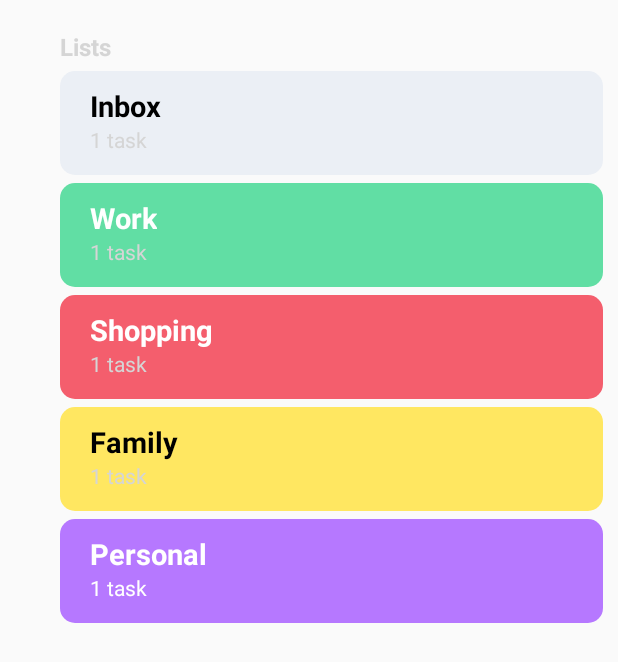
After one commit to IhorYachmenov/ToDo_App, an Android app: the layout layout_list_category.xml on its own in the app's theme, with its tools: preview values and no code run, on a phone screen of 412 x 824 dp. The commit adds this screen. Shown: the top 662 px of the screen. Run offline under Robolectric (Android 15) with nearby library versions, the phone set to English and light mode, and no system bars.

Commit message:
Created list category layout.

```diff
--- a/app/src/main/java/com/example/todoapp/view/ToDoActivity.java
+++ b/app/src/main/java/com/example/todoapp/view/ToDoActivity.java
@@ -5,7 +5,6 @@ import android.graphics.Color;
 import android.graphics.drawable.ColorDrawable;
 import android.os.Bundle;
 import android.view.Menu;
-import android.view.MotionEvent;
 import android.view.View;
 import android.view.Window;
 
@@ -13,8 +12,6 @@ import androidx.annotation.Nullable;
 
 import androidx.appcompat.app.AppCompatActivity;
 
-import androidx.appcompat.widget.Toolbar;
-import androidx.constraintlayout.widget.ConstraintLayout;
 import androidx.databinding.DataBindingUtil;
 
 import com.example.todoapp.R;
--- /dev/null
+++ b/app/src/main/res/drawable/shape_rectangle_task_family.xml
@@ -0,0 +1,6 @@
+<?xml version="1.0" encoding="utf-8"?>
+<shape android:shape="rectangle"
+    xmlns:android="http://schemas.android.com/apk/res/android">
+    <solid android:color="@color/family_label_color" />
+    <corners android:radius="10dp"/>
+</shape>
--- /dev/null
+++ b/app/src/main/res/drawable/shape_rectangle_task_inbox.xml
@@ -0,0 +1,6 @@
+<?xml version="1.0" encoding="utf-8"?>
+<shape android:shape="rectangle"
+    xmlns:android="http://schemas.android.com/apk/res/android">
+    <solid android:color="@color/inbox_label_color" />
+    <corners android:radius="10dp"/>
+</shape>
--- /dev/null
+++ b/app/src/main/res/drawable/shape_rectangle_task_personal.xml
@@ -0,0 +1,6 @@
+<?xml version="1.0" encoding="utf-8"?>
+<shape android:shape="rectangle"
+    xmlns:android="http://schemas.android.com/apk/res/android">
+    <solid android:color="@color/personal_label_color" />
+    <corners android:radius="10dp"/>
+</shape>
--- /dev/null
+++ b/app/src/main/res/drawable/shape_rectangle_task_shopping.xml
@@ -0,0 +1,6 @@
+<?xml version="1.0" encoding="utf-8"?>
+<shape android:shape="rectangle"
+    xmlns:android="http://schemas.android.com/apk/res/android">
+    <solid android:color="@color/shopping_label_color" />
+    <corners android:radius="10dp"/>
+</shape>
--- /dev/null
+++ b/app/src/main/res/drawable/shape_rectangle_task_work.xml
@@ -0,0 +1,6 @@
+<?xml version="1.0" encoding="utf-8"?>
+<shape android:shape="rectangle"
+    xmlns:android="http://schemas.android.com/apk/res/android">
+    <solid android:color="@color/work_label_color" />
+    <corners android:radius="10dp"/>
+</shape>
--- /dev/null
+++ b/app/src/main/res/layout/layout_list_category.xml
@@ -0,0 +1,222 @@
+<?xml version="1.0" encoding="utf-8"?>
+<androidx.constraintlayout.widget.ConstraintLayout
+    xmlns:android="http://schemas.android.com/apk/res/android"
+    xmlns:app="http://schemas.android.com/apk/res-auto"
+    android:id="@+id/layout_list_category"
+    android:layout_width="match_parent"
+    android:layout_height="match_parent">
+
+    <androidx.constraintlayout.widget.ConstraintLayout
+        android:id="@+id/list_category_label"
+        android:layout_width="wrap_content"
+        android:layout_height="wrap_content"
+        android:layout_marginLeft="@dimen/margin_big"
+        android:layout_marginTop="@dimen/margin_default"
+        android:layout_marginBottom="@dimen/margin_default"
+        app:layout_constraintStart_toStartOf="parent"
+        app:layout_constraintTop_toTopOf="parent">
+
+        <TextView
+
+            android:layout_width="wrap_content"
+            android:layout_height="wrap_content"
+            android:text="@string/list_category_name"
+            android:textColor="@color/grey"
+            android:textSize="@dimen/fons_size_list_category_label"
+            android:textStyle="bold"
+            app:layout_constraintStart_toStartOf="parent"
+            app:layout_constraintTop_toTopOf="parent" />
+
+    </androidx.constraintlayout.widget.ConstraintLayout>
+
+    <androidx.constraintlayout.widget.ConstraintLayout
+        android:id="@+id/inbox_category"
+        android:layout_width="match_parent"
+        android:layout_height="69dp"
+        android:layout_marginLeft="@dimen/margin_big"
+        android:layout_marginTop="@dimen/margin_small"
+        android:layout_marginRight="@dimen/margin_medium"
+        android:background="@drawable/shape_rectangle_task_inbox"
+        app:layout_constraintEnd_toEndOf="parent"
+        app:layout_constraintStart_toStartOf="parent"
+        app:layout_constraintTop_toBottomOf="@id/list_category_label">
+
+        <TextView
+            android:id="@+id/inbox_task_label"
+            android:layout_width="wrap_content"
+            android:layout_height="wrap_content"
+            android:layout_marginLeft="@dimen/margin_default"
+            android:layout_marginTop="@dimen/margin_medium"
+            android:text="@string/inbox_label"
+            android:textColor="@color/black"
+            android:textSize="@dimen/font_list_label_name"
+            android:textStyle="bold"
+            app:layout_constraintStart_toStartOf="parent"
+            app:layout_constraintTop_toTopOf="parent" />
+
+        <TextView
+            android:id="@+id/inbox_task_number"
+            android:layout_width="wrap_content"
+            android:layout_height="wrap_content"
+            android:layout_marginLeft="@dimen/margin_default"
+            android:text="1 task"
+            android:textColor="@color/grey"
+            android:textSize="@dimen/font_list_label_task"
+            app:layout_constraintStart_toStartOf="parent"
+            app:layout_constraintTop_toBottomOf="@id/inbox_task_label" />
+
+    </androidx.constraintlayout.widget.ConstraintLayout>
+
+    <androidx.constraintlayout.widget.ConstraintLayout
+        android:id="@+id/work_category"
+        android:layout_width="match_parent"
+        android:layout_height="69dp"
+        android:layout_marginLeft="@dimen/margin_big"
+        android:layout_marginTop="@dimen/margin_small"
+        android:layout_marginRight="@dimen/margin_medium"
+        android:background="@drawable/shape_rectangle_task_work"
+        app:layout_constraintEnd_toEndOf="parent"
+        app:layout_constraintStart_toStartOf="parent"
+        app:layout_constraintTop_toBottomOf="@id/inbox_category">
+
+        <TextView
+            android:id="@+id/work_task_label"
+            android:layout_width="wrap_content"
+            android:layout_height="wrap_content"
+            android:layout_marginLeft="@dimen/margin_default"
+            android:layout_marginTop="@dimen/margin_medium"
+            android:text="@string/work_label"
+            android:textColor="@color/white"
+            android:textSize="@dimen/font_list_label_name"
+            android:textStyle="bold"
+            app:layout_constraintStart_toStartOf="parent"
+            app:layout_constraintTop_toTopOf="parent" />
+
+        <TextView
+            android:id="@+id/work_task_number"
+            android:layout_width="wrap_content"
+            android:layout_height="wrap_content"
+            android:layout_marginLeft="@dimen/margin_default"
+            android:text="1 task"
+            android:textColor="@color/grey"
+            android:textSize="@dimen/font_list_label_task"
+            app:layout_constraintStart_toStartOf="parent"
+            app:layout_constraintTop_toBottomOf="@id/work_task_label" />
+
+    </androidx.constraintlayout.widget.ConstraintLayout>
+
+    <androidx.constraintlayout.widget.ConstraintLayout
+        android:id="@+id/shopping_category"
+        android:layout_width="match_parent"
+        android:layout_height="69dp"
+        android:layout_marginLeft="@dimen/margin_big"
+        android:layout_marginTop="@dimen/margin_small"
+        android:layout_marginRight="@dimen/margin_medium"
+        android:background="@drawable/shape_rectangle_task_shopping"
+        app:layout_constraintEnd_toEndOf="parent"
+        app:layout_constraintStart_toStartOf="parent"
+        app:layout_constraintTop_toBottomOf="@id/work_category">
+
+        <TextView
+            android:id="@+id/shopping_task_label"
+            android:layout_width="wrap_content"
+            android:layout_height="wrap_content"
+            android:layout_marginLeft="@dimen/margin_default"
+            android:layout_marginTop="@dimen/margin_medium"
+            android:text="@string/shopping_label"
+            android:textColor="@color/white"
+            android:textSize="@dimen/font_list_label_name"
+            android:textStyle="bold"
+            app:layout_constraintStart_toStartOf="parent"
+            app:layout_constraintTop_toTopOf="parent" />
+
+        <TextView
+            android:id="@+id/shopping_task_number"
+            android:layout_width="wrap_content"
+            android:layout_height="wrap_content"
+            android:layout_marginLeft="@dimen/margin_default"
+            android:text="1 task"
+            android:textColor="@color/grey"
+            android:textSize="@dimen/font_list_label_task"
+            app:layout_constraintStart_toStartOf="parent"
+            app:layout_constraintTop_toBottomOf="@id/shopping_task_label" />
+
+    </androidx.constraintlayout.widget.ConstraintLayout>
+
+    <androidx.constraintlayout.widget.ConstraintLayout
+        android:id="@+id/family_category"
+        android:layout_width="match_parent"
+        android:layout_height="69dp"
+        android:layout_marginLeft="@dimen/margin_big"
+        android:layout_marginTop="@dimen/margin_small"
+        android:layout_marginRight="@dimen/margin_medium"
+        android:background="@drawable/shape_rectangle_task_family"
+        app:layout_constraintEnd_toEndOf="parent"
+        app:layout_constraintStart_toStartOf="parent"
+        app:layout_constraintTop_toBottomOf="@id/shopping_category">
+
+        <TextView
+            android:id="@+id/family_task_label"
+            android:layout_width="wrap_content"
+            android:layout_height="wrap_content"
+            android:layout_marginLeft="@dimen/margin_default"
+            android:layout_marginTop="@dimen/margin_medium"
+            android:text="@string/family_label"
+            android:textColor="@color/black"
+            android:textSize="@dimen/font_list_label_name"
+            android:textStyle="bold"
+            app:layout_constraintStart_toStartOf="parent"
+            app:layout_constraintTop_toTopOf="parent" />
+
+        <TextView
+            android:id="@+id/family_task_number"
+            android:layout_width="wrap_content"
+            android:layout_height="wrap_content"
+            android:layout_marginLeft="@dimen/margin_default"
+            android:text="1 task"
+            android:textColor="@color/grey"
+            android:textSize="@dimen/font_list_label_task"
+            app:layout_constraintStart_toStartOf="parent"
+            app:layout_constraintTop_toBottomOf="@id/family_task_label" />
+
+    </androidx.constraintlayout.widget.ConstraintLayout>
+
+    <androidx.constraintlayout.widget.ConstraintLayout
+        android:id="@+id/personal_category"
+        android:layout_width="match_parent"
+        android:layout_height="69dp"
+        android:layout_marginLeft="@dimen/margin_big"
+        android:layout_marginTop="@dimen/margin_small"
+        android:layout_marginRight="@dimen/margin_medium"
+        android:background="@drawable/shape_rectangle_task_personal"
+        app:layout_constraintEnd_toEndOf="parent"
+        app:layout_constraintStart_toStartOf="parent"
+        app:layout_constraintTop_toBottomOf="@id/family_category">
+
+        <TextView
+            android:id="@+id/personal_task_label"
+            android:layout_width="wrap_content"
+            android:layout_height="wrap_content"
+            android:layout_marginLeft="@dimen/margin_default"
+            android:layout_marginTop="@dimen/margin_medium"
+            android:text="@string/personal_label"
+            android:textColor="@color/white"
+            android:textSize="@dimen/font_list_label_name"
+            android:textStyle="bold"
+            app:layout_constraintStart_toStartOf="parent"
+            app:layout_constraintTop_toTopOf="parent" />
+
+        <TextView
+            android:id="@+id/personal_task_number"
+            android:layout_width="wrap_content"
+            android:layout_height="wrap_content"
+            android:layout_marginLeft="@dimen/margin_default"
+            android:text="1 task"
+            android:textColor="@color/white"
+            android:textSize="@dimen/font_list_label_task"
+            app:layout_constraintStart_toStartOf="parent"
+            app:layout_constraintTop_toBottomOf="@id/personal_task_label" />
+
+    </androidx.constraintlayout.widget.ConstraintLayout>
+
+</androidx.constraintlayout.widget.ConstraintLayout>
--- a/app/src/main/res/values/dimens.xml
+++ b/app/src/main/res/values/dimens.xml
@@ -5,6 +5,9 @@
     <dimen name="app_bar_action_right">12dp</dimen>
     <dimen name="font_size_floatin_action_list">18sp</dimen>
     <dimen name="font_size_app_bar_label">32sp</dimen>
+    <dimen name="font_list_label_name">19sp</dimen>
+    <dimen name="font_list_label_task">14sp</dimen>
+    <dimen name="fons_size_list_category_label">16sp</dimen>
 
     <dimen name="margin_default">20dp</dimen>
     <dimen name="margin_medium">10dp</dimen>
@@ -13,4 +16,6 @@
 
 
 
+
+
 </resources>
--- a/app/src/main/res/values/strings.xml
+++ b/app/src/main/res/values/strings.xml
@@ -16,6 +16,9 @@
     <string name="floating_menu_task">Task</string>
     <string name="floating_menu_list">List</string>
     <string name="app_bar_label">Today</string>
+    <string name="list_category_name">Lists</string>
+
+
 
     <string name="test">f your app is in full screen mode.the top most vie
         w in the layout need to implement OnTouchListener, and now we can get the motion such as swipe down, up etc ..and if when the user swi
```
